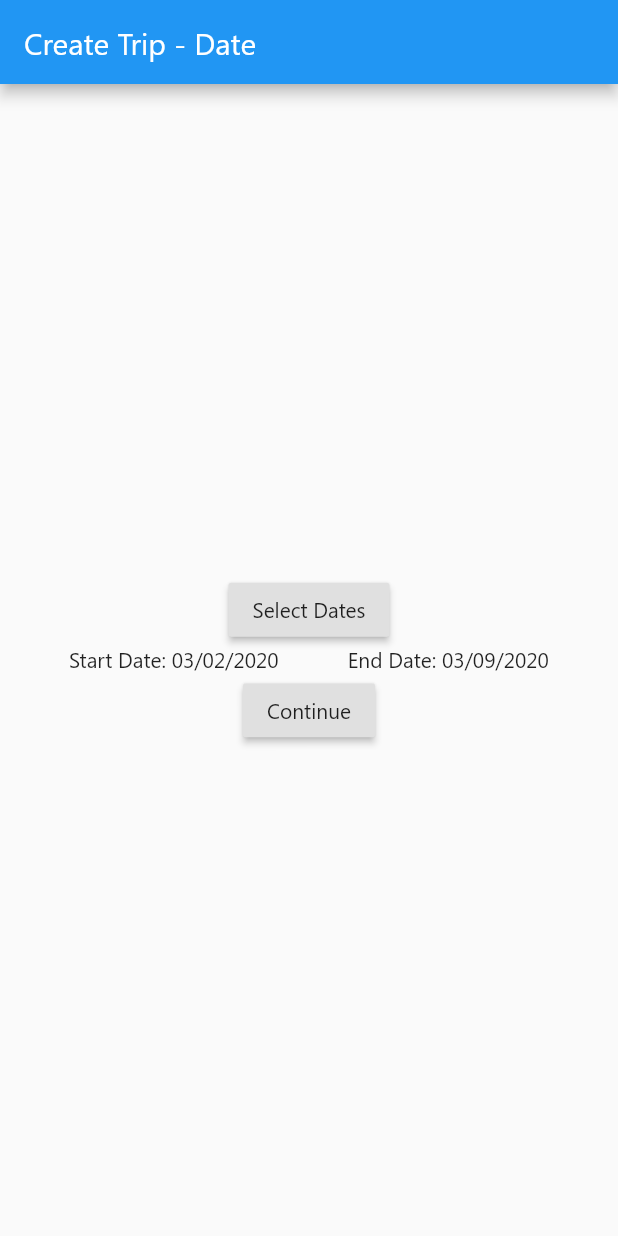
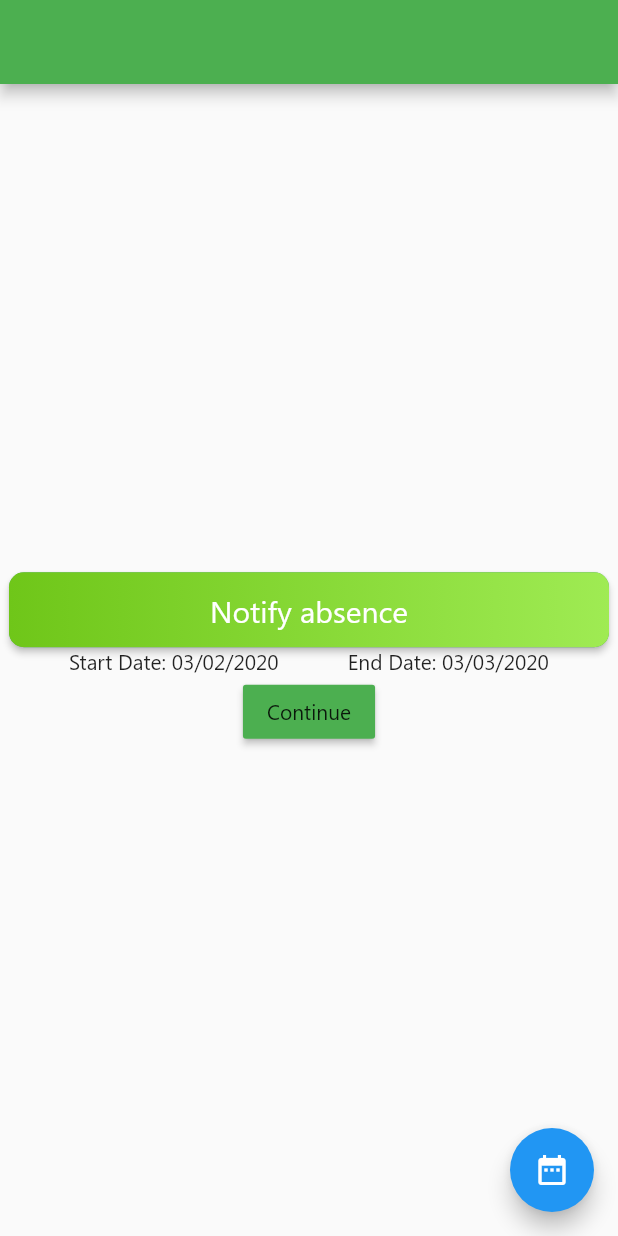
Before and after one commit to nelci592/FlutterApp, a Flutter app: the screen it shows after launch, on a phone screen of 412 x 824 dp. Run offline on Flutter 3.47's test engine with Material 2 defaults, Android fonts, the phone set to English and light mode, and no system bars; our stand-ins replace flutter_svg; missing offline and left inert: dart:js, date_range_picker.

Commit message:
work on date picker

```diff
--- a/progress_app/lib/main.dart
+++ b/progress_app/lib/main.dart
@@ -24,7 +24,10 @@ class MyApp extends StatelessWidget {
               title: 'Progress App',
               theme: ThemeData(
                 fontFamily: 'Segoe',
-              ),
+                backgroundColor: Colors.green,
+                primaryColor: Colors.green,
+                buttonColor: Colors.green,
+                              ),
               home: NotifyAbsence(),
            //   home: OverviewScreen(),
            //   home: SuccessBackToWork(),
--- a/progress_app/lib/screens/notfity_absence.dart
+++ b/progress_app/lib/screens/notfity_absence.dart
@@ -1,25 +1,26 @@
 import 'package:flutter/material.dart';
-import 'package:date_range_picker/date_range_picker.dart' as DateRagePicker;
+import 'package:date_range_picker/date_range_picker.dart' as DateRangePicker;
 import 'package:intl/intl.dart';
 import 'dart:async';
 
 class NotifyAbsence extends StatefulWidget {
   static const routeName = '/notifyabsence';
+
   @override
   _NotifyAbsenceState createState() => _NotifyAbsenceState();
 }
 
 class _NotifyAbsenceState extends State<NotifyAbsence> {
   DateTime _startDate = DateTime.now();
-  DateTime _endDate = DateTime.now().add(Duration(days: 7));
+  DateTime _endDate = DateTime.now().add(Duration(days: 1));
 
   Future displayDateRangePicker(BuildContext context) async {
-    final List<DateTime> picked = await DateRagePicker.showDatePicker(
+    final List<DateTime> picked = await DateRangePicker.showDatePicker(
         context: context,
         initialFirstDate: _startDate,
         initialLastDate: _endDate,
-        firstDate: new DateTime(DateTime.now().year - 50),
-        lastDate: new DateTime(DateTime.now().year + 50));
+        firstDate: new DateTime(DateTime.now().year - 1),
+        lastDate: new DateTime(DateTime.now().year + 1));
     if (picked != null && picked.length == 2) {
       setState(() {
         _startDate = picked[0];
@@ -31,18 +32,46 @@ class _NotifyAbsenceState extends State<NotifyAbsence> {
   @override
   Widget build(BuildContext context) {
     return Scaffold(
-        appBar: AppBar(
-          title: Text('Create Trip - Date'),
-        ),
+      appBar: AppBar(),
       body: Center(
           child: Column(
         mainAxisAlignment: MainAxisAlignment.center,
         children: <Widget>[
-            RaisedButton(
-              child: Text("Select Dates"),
+          Container(
+            //  padding: EdgeInsets.fromLTRB(0, 10, 0, 0),
+            height: 50.0,
+            child: RaisedButton(
               onPressed: () async {
                 await displayDateRangePicker(context);
               },
+              shape: RoundedRectangleBorder(
+                  borderRadius: BorderRadius.circular(10.0)),
+              padding: EdgeInsets.all(0.0),
+              child: Ink(
+                decoration: BoxDecoration(
+                    gradient: LinearGradient(
+                      colors: [
+                        Color.fromRGBO(111, 198, 25, 1),
+                        Color.fromRGBO(159, 235, 83, 1)
+                      ],
+                      begin: Alignment.centerLeft,
+                      end: Alignment.centerRight,
+                    ),
+                    borderRadius: BorderRadius.circular(10.0)),
+                child: Container(
+                  constraints: BoxConstraints(maxWidth: 400.0, minHeight: 50.0),
+                  alignment: Alignment.center,
+                  child: Text(
+                    "Notify absence",
+                    textAlign: TextAlign.center,
+                    style: TextStyle(
+                      color: Colors.white,
+                      fontSize: 20,
+                    ),
+                  ),
+                ),
+              ),
+            ),
           ),
           Row(
             mainAxisAlignment: MainAxisAlignment.spaceEvenly,
@@ -60,6 +89,19 @@ class _NotifyAbsenceState extends State<NotifyAbsence> {
             },
           ),
         ],
-        )));
+      )),
+      floatingActionButton: new Theme(
+        data: Theme.of(context).copyWith(
+          primaryColor: Colors.amber,
+        ),
+        child: new Builder(
+          builder: (context) => new FloatingActionButton(
+              child: new Icon(Icons.date_range),
+              onPressed: () async {
+                await displayDateRangePicker(context);
+              }),
+        ),
+      ),
+    );
   }
 }
```
Lines whose indentation alone changed are shown as unchanged.
